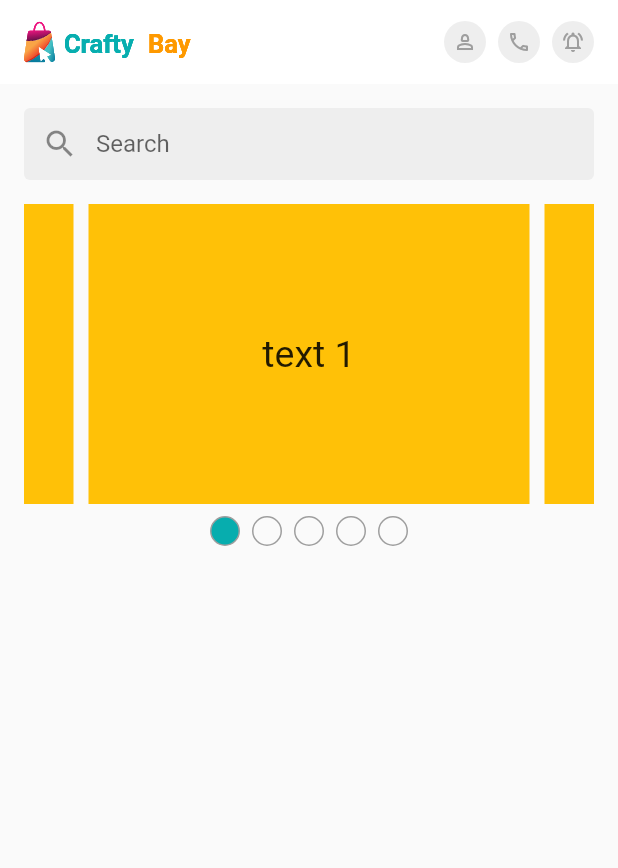
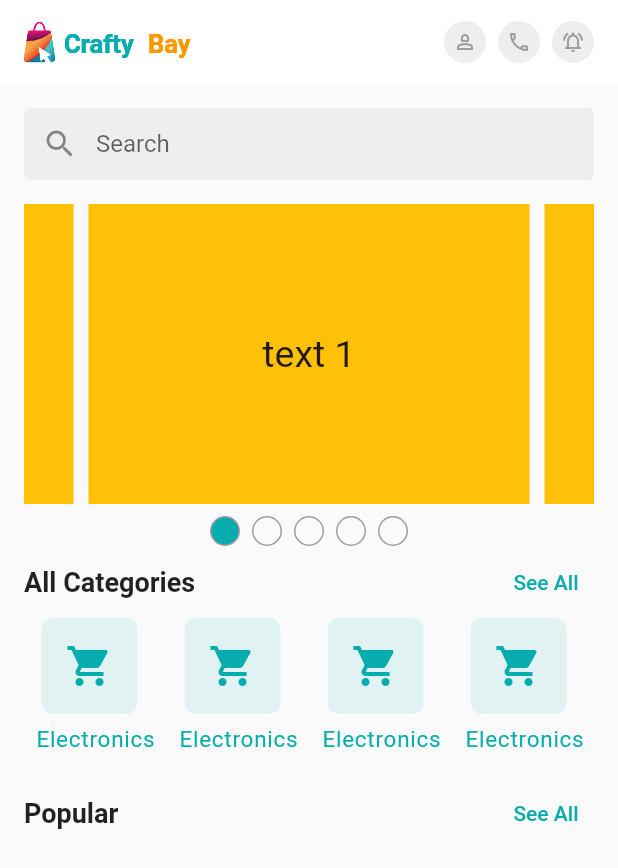
Before and after one commit to fakhruddin07/ecommerce_with_flutter, a Flutter app: the screen it shows after launch, on a phone screen of 412 x 824 dp. Shown: the top 868 px of the screen. Run offline on Flutter 3.47's test engine with Material 2 defaults, Android fonts, the phone set to English and light mode, and no system bars; drawn by our look-alikes of carousel_slider; our stand-ins replace flutter_svg, get, pin_code_fields.

Commit message:
All categories has been added

```diff
--- a/lib/presentation/ui/screens/home_screen.dart
+++ b/lib/presentation/ui/screens/home_screen.dart
@@ -4,6 +4,8 @@ import 'package:flutter/material.dart';
 import 'package:flutter_svg/flutter_svg.dart';
 
 import '../widgets/circular_icon_button.dart';
+import '../widgets/home/all_category_card.dart';
+import '../widgets/home/section_header.dart';
 
 class HomeScreen extends StatefulWidget {
   const HomeScreen({super.key});
@@ -62,6 +64,25 @@ class _HomeScreenState extends State<HomeScreen> {
             ),
             const SizedBox(height: 16),
             const HomeSlider(),
+            SectionHeader(
+              title: "All Categories",
+              onTap: () {},
+            ),
+            SizedBox(
+              height: 90,
+              child: ListView.builder(
+                itemCount: 10,
+                scrollDirection: Axis.horizontal,
+                itemBuilder: (context, index) {
+                  return const AllCategoryCard();
+                },
+              ),
+            ),
+            const SizedBox(height: 16),
+            SectionHeader(
+              title: "Popular",
+              onTap: () {},
+            ),
           ],
         ),
       ),
--- /dev/null
+++ b/lib/presentation/ui/widgets/home/all_category_card.dart
@@ -0,0 +1,42 @@
+import 'package:flutter/material.dart';
+
+import '../../utility/app_colors.dart';
+
+class AllCategoryCard extends StatelessWidget {
+  const AllCategoryCard({
+    super.key,
+  });
+
+  @override
+  Widget build(BuildContext context) {
+    return Padding(
+      padding: const EdgeInsets.symmetric(horizontal: 8),
+      child: Column(
+        children: [
+          Container(
+            margin: const EdgeInsets.only(right: 8),
+            padding: const EdgeInsets.all(16),
+            decoration: BoxDecoration(
+              color: AppColors.primaryColor.withOpacity(0.1),
+              borderRadius: BorderRadius.circular(8),
+            ),
+            child: const Icon(
+              Icons.shopping_cart,
+              size: 32,
+              color: AppColors.primaryColor,
+            ),
+          ),
+          const SizedBox(height: 8),
+          const Text(
+            "Electronics",
+            style: TextStyle(
+              color: AppColors.primaryColor,
+              fontSize: 15,
+              letterSpacing: 0.5,
+            ),
+          )
+        ],
+      ),
+    );
+  }
+}
--- /dev/null
+++ b/lib/presentation/ui/widgets/home/section_header.dart
@@ -0,0 +1,37 @@
+import 'package:ecommerce_with_flutter/presentation/ui/utility/app_colors.dart';
+import 'package:flutter/material.dart';
+
+class SectionHeader extends StatelessWidget {
+  final String title;
+  final VoidCallback onTap;
+  const SectionHeader({
+    super.key,
+    required this.title,
+    required this.onTap,
+  });
+
+  @override
+  Widget build(BuildContext context) {
+    return Row(
+      mainAxisAlignment: MainAxisAlignment.spaceBetween,
+      children: [
+        Text(
+          title,
+          style: const TextStyle(
+            fontSize: 18,
+            fontWeight: FontWeight.w700,
+          ),
+        ),
+        TextButton(
+          onPressed: onTap,
+          child: const Text(
+            "See All",
+            style: TextStyle(
+              color: AppColors.primaryColor,
+            ),
+          ),
+        ),
+      ],
+    );
+  }
+}
```
